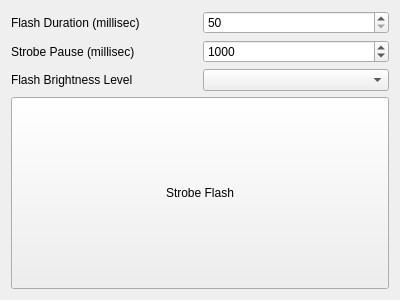
Before: the Qt Designer form lanstrobeform.ui in jpietrzak8/Lanterne, drawn with Qt 5.
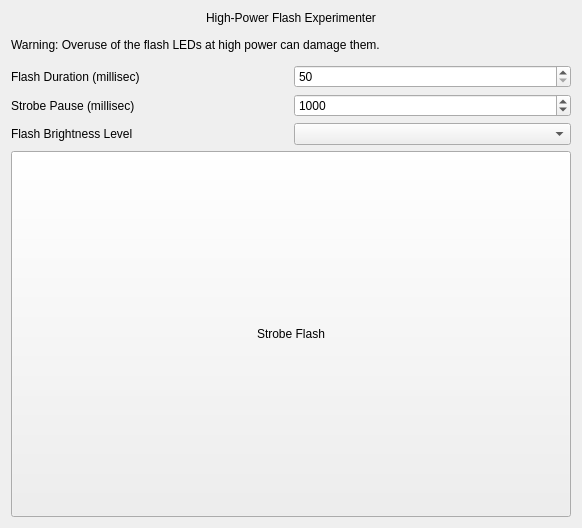
After: the same form once the commit is applied.

```diff
--- a/lanstrobeform.ui
+++ b/lanstrobeform.ui
@@ -6,14 +6,46 @@
    <rect>
     <x>0</x>
     <y>0</y>
-    <width>400</width>
-    <height>300</height>
+    <width>582</width>
+    <height>528</height>
    </rect>
   </property>
   <property name="windowTitle">
    <string>Strobe</string>
   </property>
   <layout class="QVBoxLayout" name="verticalLayout">
+   <item>
+    <widget class="QLabel" name="highPowerLabel">
+     <property name="sizePolicy">
+      <sizepolicy hsizetype="Preferred" vsizetype="Fixed">
+       <horstretch>0</horstretch>
+       <verstretch>0</verstretch>
+      </sizepolicy>
+     </property>
+     <property name="text">
+      <string>High-Power Flash Experimenter</string>
+     </property>
+     <property name="alignment">
+      <set>Qt::AlignCenter</set>
+     </property>
+    </widget>
+   </item>
+   <item>
+    <widget class="QLabel" name="warningLabel">
+     <property name="sizePolicy">
+      <sizepolicy hsizetype="Preferred" vsizetype="Fixed">
+       <horstretch>0</horstretch>
+       <verstretch>0</verstretch>
+      </sizepolicy>
+     </property>
+     <property name="text">
+      <string>Warning: Overuse of the flash LEDs at high power can damage them.</string>
+     </property>
+     <property name="wordWrap">
+      <bool>true</bool>
+     </property>
+    </widget>
+   </item>
    <item>
     <layout class="QHBoxLayout" name="horizontalLayout_3">
      <item>
```
